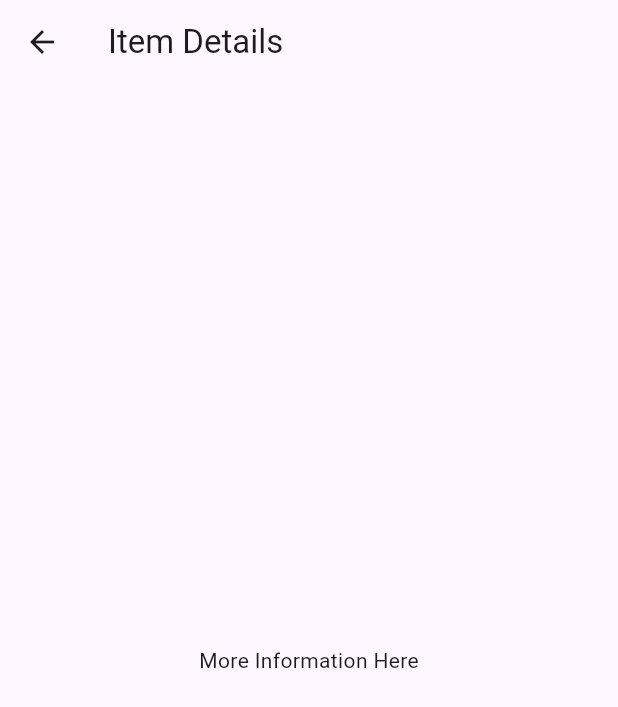
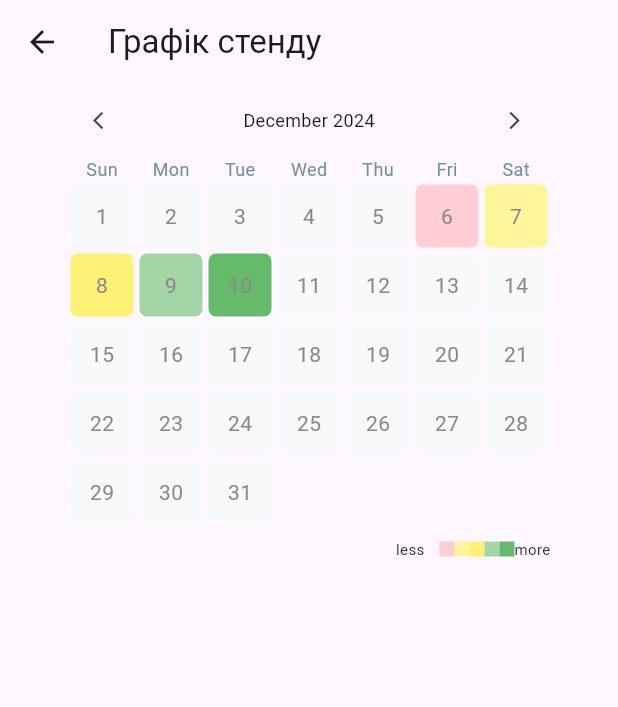
Before and after one commit to lirugo/sus_jw, a Flutter app: the screen it shows after launch, after a tap on an icon or button, on a phone screen of 412 x 824 dp. Shown: the top 707 px of the screen. Run offline on Flutter 3.47's test engine with Material 3 defaults, Android fonts, the phone set to English and light mode, and no system bars; our stand-ins replace firebase_core, flutter_dotenv, flutter_heatmap_calendar; missing offline and left inert: dart:js; accounts and stored records are empty; generated files the repository leaves out were written again; statements that could not run were skipped.

Commit message:
feat(stand): Added stand view

```diff
--- a/lib/main.dart
+++ b/lib/main.dart
@@ -1,4 +1,5 @@
 import 'package:flutter/material.dart';
+import 'package:flutter_dotenv/flutter_dotenv.dart';
 
 import 'src/app.dart';
 import 'src/settings/settings_controller.dart';
@@ -7,6 +8,7 @@ import 'package:firebase_core/firebase_core.dart';
 import 'firebase_options.dart';
 
 void main() async {
+  await dotenv.load(fileName: ".env");
   await Firebase.initializeApp(
     options: DefaultFirebaseOptions.currentPlatform,
   );
--- a/lib/src/app.dart
+++ b/lib/src/app.dart
@@ -1,8 +1,11 @@
 import 'package:flutter/material.dart';
 import 'package:flutter_gen/gen_l10n/app_localizations.dart';
 import 'package:flutter_localizations/flutter_localizations.dart';
+import 'package:sus_jw/src/stands/stand.dart';
+import 'package:sus_jw/src/stands/stand_list_view.dart';
+import 'package:sus_jw/src/stands/stand_week_view.dart';
+import 'package:sus_jw/src/stands/stand_view.dart';
 
-import 'meetings/meeting_details_view.dart';
 import 'meetings/meetings_list_view.dart';
 import 'settings/settings_controller.dart';
 import 'settings/settings_view.dart';
@@ -69,11 +72,25 @@ class MyApp extends StatelessWidget {
                 switch (routeSettings.name) {
                   case SettingsView.routeName:
                     return SettingsView(controller: settingsController);
-                  case SampleItemDetailsView.routeName:
-                    return const SampleItemDetailsView();
-                  case SampleItemListView.routeName:
+                  case StandWeekView.routeName:
+                    return StandWeekView();
+                  case MeetingsListView.routeName:
+                    return MeetingsListView();
+                  case StandListView.routeName:
+                    return StandListView();
+                  case StandView.routeName:
+                    // Extract arguments and pass to StandView
+                    final args = routeSettings.arguments as Stand?;
+                    if (args != null) {
+                      return StandView(stand: args);
+                    }
+                    // Handle case where arguments are missing or invalid
+                    return Scaffold(
+                      appBar: AppBar(title: Text('Error')),
+                      body: Center(child: Text('No valid Stand provided.')),
+                    );
                   default:
-                    return const SampleItemListView();
+                    return MeetingsListView();
                 }
               },
             );
--- a/lib/src/meetings/meeting_details_view.dart
+++ /dev/null
@@ -1,20 +0,0 @@
-import 'package:flutter/material.dart';
-
-/// Displays detailed information about a SampleItem.
-class SampleItemDetailsView extends StatelessWidget {
-  const SampleItemDetailsView({super.key});
-
-  static const routeName = '/sample_item';
-
-  @override
-  Widget build(BuildContext context) {
-    return Scaffold(
-      appBar: AppBar(
-        title: const Text('Item Details'),
-      ),
-      body: const Center(
-        child: Text('More Information Here'),
-      ),
-    );
-  }
-}
--- a/lib/src/meetings/meetings_list_view.dart
+++ b/lib/src/meetings/meetings_list_view.dart
@@ -1,12 +1,11 @@
 import 'package:flutter/material.dart';
+import 'package:sus_jw/src/stands/stand_week_view.dart';
 
 import '../settings/settings_view.dart';
 import 'meeting.dart';
-import 'meeting_details_view.dart';
 
-/// Displays a list of SampleItems.
-class SampleItemListView extends StatelessWidget {
-  const SampleItemListView({
+class MeetingsListView extends StatelessWidget {
+  const MeetingsListView({
     super.key,
     this.items = const [Meeting(1, "Київ-Західний")],
   });
@@ -24,32 +23,18 @@ class SampleItemListView extends StatelessWidget {
           IconButton(
             icon: const Icon(Icons.settings),
             onPressed: () {
-              // Navigate to the settings page. If the user leaves and returns
-              // to the app after it has been killed while running in the
-              // background, the navigation stack is restored.
               Navigator.restorablePushNamed(context, SettingsView.routeName);
             },
           ),
         ],
       ),
-
-      // To work with lists that may contain a large number of items, it’s best
-      // to use the ListView.builder constructor.
-      //
-      // In contrast to the default ListView constructor, which requires
-      // building all Widgets up front, the ListView.builder constructor lazily
-      // builds Widgets as they’re scrolled into view.
       body: ListView.builder(
-        // Providing a restorationId allows the ListView to restore the
-        // scroll position when a user leaves and returns to the app after it
-        // has been killed while running in the background.
-        restorationId: 'sampleItemListView',
         itemCount: items.length,
         itemBuilder: (BuildContext context, int index) {
           final item = items[index];
 
           return ListTile(
-              title: Text('${item.name}'),
+              title: Text(item.name),
               leading: CircleAvatar(
                 radius: 20,
                 child: Text(
@@ -62,13 +47,7 @@ class SampleItemListView extends StatelessWidget {
                 ),
               ),
               onTap: () {
-                // Navigate to the details page. If the user leaves and returns to
-                // the app after it has been killed while running in the
-                // background, the navigation stack is restored.
-                Navigator.restorablePushNamed(
-                  context,
-                  SampleItemDetailsView.routeName,
-                );
+                Navigator.restorablePushNamed(context, StandWeekView.routeName);
               });
         },
       ),
--- /dev/null
+++ b/lib/src/model/time_range.dart
@@ -0,0 +1,28 @@
+import 'package:flutter/material.dart';
+
+class TimeRange {
+  final TimeOfDay startTime;
+  final TimeOfDay endTime;
+
+  TimeRange({
+    required this.startTime,
+    required this.endTime,
+  });
+
+  /// Checks if a given time is within the range
+  bool contains(TimeOfDay time) {
+    final startMinutes = startTime.hour * 60 + startTime.minute;
+    final endMinutes = endTime.hour * 60 + endTime.minute;
+    final targetMinutes = time.hour * 60 + time.minute;
+
+    return targetMinutes >= startMinutes && targetMinutes <= endMinutes;
+  }
+
+  /// Converts the TimeRange to a readable string
+  @override
+  String toString() {
+    String formatTime(TimeOfDay time) =>
+        '${time.hour.toString().padLeft(2, '0')}:${time.minute.toString().padLeft(2, '0')}';
+    return '${formatTime(startTime)} - ${formatTime(endTime)}';
+  }
+}
--- /dev/null
+++ b/lib/src/stands/stand.dart
@@ -0,0 +1,32 @@
+import 'package:sus_jw/src/stands/stand_attendee.dart';
+import 'package:sus_jw/src/model/time_range.dart';
+
+class Stand {
+  final int id;
+  final String name;
+  final String description;
+  final DateTime date;
+  final List<TimeRange> timeFrames;
+  final List<StandAttendee> attendees;
+
+  const Stand(
+      {required this.id,
+      required this.name,
+      required this.description,
+      required this.date,
+      required this.timeFrames,
+      required this.attendees});
+
+  List<StandAttendee> findAttendeesByTimeRange(TimeRange range) {
+    return attendees.where((attendee) {
+      return attendee.timeRange.startTime == range.startTime &&
+          attendee.timeRange.endTime == range.endTime;
+    }).toList();
+  }
+
+  String findAttendeeNamesByTimeRange(TimeRange range) {
+    return findAttendeesByTimeRange(range)
+        .map((attendee) => attendee.user.firstName)
+        .join(', ');
+  }
+}
--- /dev/null
+++ b/lib/src/stands/stand_attendee.dart
@@ -0,0 +1,17 @@
+import 'package:sus_jw/src/model/time_range.dart';
+import 'package:sus_jw/src/model/user.dart';
+
+class StandAttendee {
+  final TimeRange timeRange;
+  final User user;
+
+  StandAttendee({
+    required this.timeRange,
+    required this.user,
+  });
+
+  @override
+  String toString() {
+    return 'User: $user, TimeRange: $timeRange';
+  }
+}
--- /dev/null
+++ b/lib/src/stands/stand_week_view.dart
@@ -0,0 +1,45 @@
+import 'package:flutter/material.dart';
+import 'package:flutter_heatmap_calendar/flutter_heatmap_calendar.dart';
+import 'package:sus_jw/src/stands/stand_list_view.dart';
+
+class StandWeekView extends StatelessWidget {
+  const StandWeekView({super.key});
+
+  static const routeName = '/stand-week-view';
+
+  @override
+  Widget build(BuildContext context) {
+    return Scaffold(
+      appBar: AppBar(
+        title: const Text('Графік стенду'),
+      ),
+      body: Align(
+        alignment: Alignment.topCenter,
+        child: HeatMapCalendar(
+          datasets: {
+            DateTime(2024, 12, 6): 1,
+            DateTime(2024, 12, 7): 2,
+            DateTime(2024, 12, 8): 3,
+            DateTime(2024, 12, 9): 4,
+            DateTime(2024, 12, 10): 5,
+          },
+          colorMode: ColorMode.color,
+          colorsets: {
+            0: Colors.transparent,
+            1: Colors.red.shade100,
+            2: Colors.yellow.shade200,
+            3: Colors.yellow.shade300,
+            4: Colors.green.shade200,
+            5: Colors.green.shade400,
+          },
+          onClick: (value) {
+            Navigator.restorablePushNamed(
+              context,
+              StandListView.routeName,
+            );
+          },
+        ),
+      ),
+    );
+  }
+}
--- a/pubspec.yaml
+++ b/pubspec.yaml
@@ -18,6 +18,7 @@ dependencies:
   firebase_core: ^3.9.0
   js: ^0.6.5
   flutter_dotenv: ^5.0.2
+  flutter_heatmap_calendar: ^1.0.5
 
 dev_dependencies:
   flutter_test:
```
Also changed, not shown: lib/src/model/user.dart (added, +24 -0 lines), lib/src/range_constants.dart (added, +49 -0 lines), lib/src/stands/stand_list_view.dart (added, +154 -0 lines), lib/src/stands/stand_view.dart (added, +136 -0 lines), lib/src/telegram/telegram_web_app.dart (added, +32 -0 lines), 5 other files.
